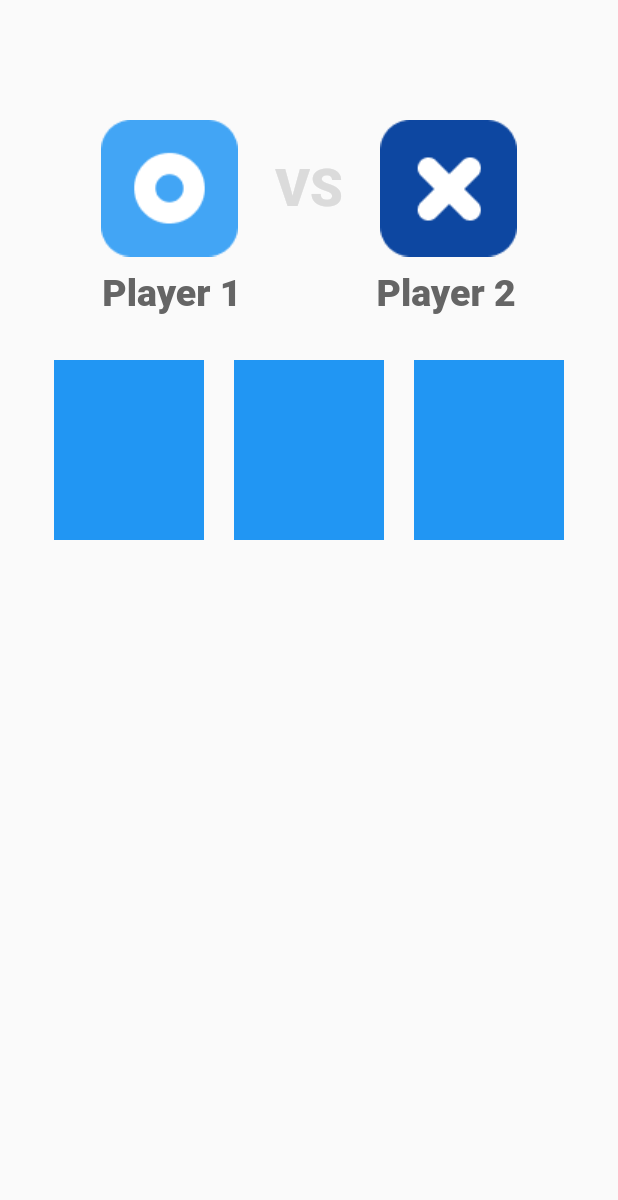
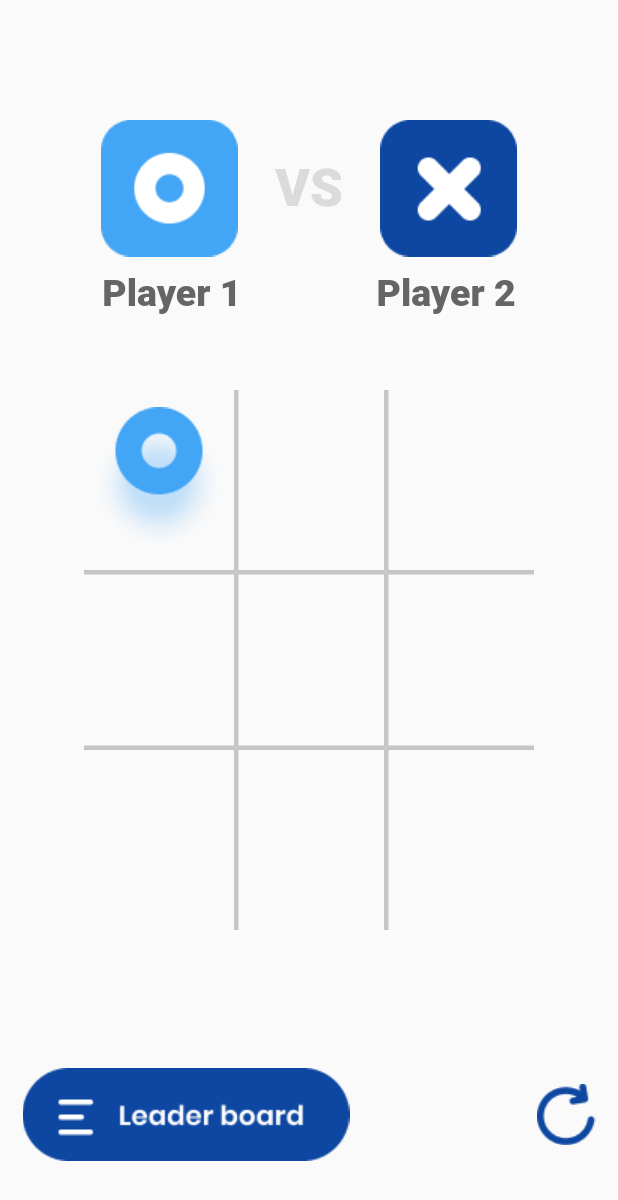
Before and after one commit to SajeelAhmed1/Flutter-TicTacToeApp, a Flutter app: the screen it shows after launch, on a phone screen of 412 x 824 dp. Shown: the top 1200 px of the screen. Run offline on Flutter 3.47's test engine with Material 2 defaults, Android fonts, the phone set to English and light mode, and no system bars.

Commit message:
new commit

```diff
--- /dev/null
+++ b/lib/leaderboardcard.dart
@@ -0,0 +1,16 @@
+import 'package:flutter/material.dart';
+
+class card extends StatelessWidget {
+  const card({Key? key}) : super(key: key);
+
+  @override
+  Widget build(BuildContext context) {
+    return Container(
+      padding: EdgeInsets.all(10),
+      height: 80,
+      width: 30,
+      // decoration: const BoxDecoration(color: Color(0xffF5F5F5)),
+      decoration: const BoxDecoration(color: Color.fromARGB(255, 230, 65, 65)),
+    );
+  }
+}
--- a/lib/screens/home.dart
+++ b/lib/screens/home.dart
@@ -1,7 +1,14 @@
 import 'package:flutter/material.dart';
 
-class homepage extends StatelessWidget {
+class homepage extends StatefulWidget {
   const homepage({Key? key}) : super(key: key);
+
+  @override
+  State<homepage> createState() => _homepageState();
+}
+
+class _homepageState extends State<homepage> {
+  // var c1 = 0;
   @override
   Widget build(BuildContext context) {
     return Scaffold(
@@ -53,31 +60,162 @@ class homepage extends StatelessWidget {
           ],
         ),
         Padding(
-          padding: const EdgeInsets.only(top: 30),
+          padding: const EdgeInsets.only(top: 50),
           child: Row(
             mainAxisAlignment: MainAxisAlignment.center,
             children: [
               Container(
                 height: 120,
                 width: 100,
-                color: Colors.blue,
+                child: Image.asset(
+                  'assets/images/O.png',
+                ),
               ),
-              Padding(
-                padding: const EdgeInsets.only(left: 20, right: 20),
-                child: Container(
-                  height: 120,
-                  width: 100,
-                  color: Colors.blue,
-                ),
+              Container(
+                padding: const EdgeInsets.only(left: 40, right: 20),
+                height: 120,
+                width: 100,
+                decoration: const BoxDecoration(
+                    border: Border(
+                  left: BorderSide(
+                    //                   <--- left side
+                    color: Color(0xffC5C5C5),
+                    width: 3.0,
+                  ),
+                )),
               ),
               Container(
                 height: 120,
                 width: 100,
-                color: Colors.blue,
+                decoration: const BoxDecoration(
+                    border: Border(
+                  left: BorderSide(
+                    //                   <--- left side
+                    color: Color(0xffC5C5C5),
+                    width: 3.0,
+                  ),
+                )),
               ),
             ],
           ),
         ),
+        Row(
+          mainAxisAlignment: MainAxisAlignment.center,
+          children: [
+            Container(
+              height: 120,
+              width: 100,
+              decoration: const BoxDecoration(
+                  border: Border(
+                top: BorderSide(
+                  //                   <--- top
+                  color: Color(0xffC5C5C5),
+                  width: 3.0,
+                ),
+                bottom: BorderSide(
+                  //                   <--- top
+                  color: Color(0xffC5C5C5),
+                  width: 3.0,
+                ),
+              )),
+            ),
+            Container(
+              padding: const EdgeInsets.only(left: 40, right: 20),
+              height: 120,
+              width: 100,
+              decoration: const BoxDecoration(
+                  border: Border(
+                left: BorderSide(
+                  //                   <--- left side
+                  color: Color(0xffC5C5C5),
+                  width: 3.0,
+                ),
+                top: BorderSide(
+                  //                   <--- top
+                  color: Color(0xffC5C5C5),
+                  width: 3.0,
+                ),
+                bottom: BorderSide(
+                  //                   <--- top
+                  color: Color(0xffC5C5C5),
+                  width: 3.0,
+                ),
+              )),
+            ),
+            Container(
+              height: 120,
+              width: 100,
+              decoration: const BoxDecoration(
+                  border: Border(
+                left: BorderSide(
+                  //                   <--- left side
+                  color: Color(0xffC5C5C5),
+                  width: 3.0,
+                ),
+                top: BorderSide(
+                  //                   <--- top
+                  color: Color(0xffC5C5C5),
+                  width: 3.0,
+                ),
+                bottom: BorderSide(
+                  //                   <--- top
+                  color: Color(0xffC5C5C5),
+                  width: 3.0,
+                ),
+              )),
+            ),
+          ],
+        ),
+        Row(
+          mainAxisAlignment: MainAxisAlignment.center,
+          children: [
+            Container(
+              height: 120,
+              width: 100,
+            ),
+            Container(
+              padding: const EdgeInsets.only(left: 40, right: 20),
+              height: 120,
+              width: 100,
+              decoration: const BoxDecoration(
+                  border: Border(
+                left: BorderSide(
+                  //                   <--- left side
+                  color: Color(0xffC5C5C5),
+                  width: 3.0,
+                ),
+              )),
+            ),
+            Container(
+              height: 120,
+              width: 100,
+              decoration: const BoxDecoration(
+                  border: Border(
+                left: BorderSide(
+                  //                   <--- left side
+                  color: Color(0xffC5C5C5),
+                  width: 3.0,
+                ),
+              )),
+            ),
+          ],
+        ),
+        Spacer(),
+        Padding(
+          padding: const EdgeInsets.only(bottom: 50, right: 15, left: 15),
+          child: Row(
+            mainAxisAlignment: MainAxisAlignment.start,
+            children: [
+              Image.asset(
+                'assets/images/leaderboardbutton.png',
+              ),
+              const Spacer(),
+              Image.asset(
+                'assets/images/refresh.png',
+              ),
+            ],
+          ),
+        )
       ],
     ));
   }
--- /dev/null
+++ b/lib/screens/leaderboardpg.dart
@@ -0,0 +1,56 @@
+import 'package:flutter/material.dart';
+import 'package:flutter/rendering.dart';
+import 'package:tictactoe_flutterapp/leaderboardcard.dart';
+
+// ignore: camel_case_types
+class leaderBoard extends StatelessWidget {
+  const leaderBoard({Key? key}) : super(key: key);
+
+  @override
+  Widget build(BuildContext context) {
+    return Scaffold(
+        body: Padding(
+      padding: const EdgeInsets.only(top: 70, left: 25),
+      child: Column(
+        crossAxisAlignment: CrossAxisAlignment.start,
+        children: [
+          Row(
+            children: [
+              Image.asset(
+                'assets/images/back.png',
+              ),
+              const SizedBox(
+                width: 30,
+              ),
+              const Text("L E A D E R",
+                  style: TextStyle(
+                      color: Color(0xff0D47A1),
+                      fontSize: 20,
+                      fontWeight: FontWeight.w800)),
+            ],
+          ),
+          const Padding(
+            padding: EdgeInsets.only(left: 44),
+            child: Text("B O A R D",
+                style: TextStyle(
+                    color: Color(0xff0D47A1),
+                    fontSize: 30,
+                    fontWeight: FontWeight.w900)),
+          ),
+          ListView(
+            children: [
+              card(),
+              card(),
+              card(),
+              card(),
+            ],
+            scrollDirection: Axis.vertical,
+            shrinkWrap: true,
+
+            // padding: EdgeInsets.all(10),
+          )
+        ],
+      ),
+    ));
+  }
+}
```
Also changed, not shown: lib/main.dart (+5 -6 lines), assets/images/back.png (added).
